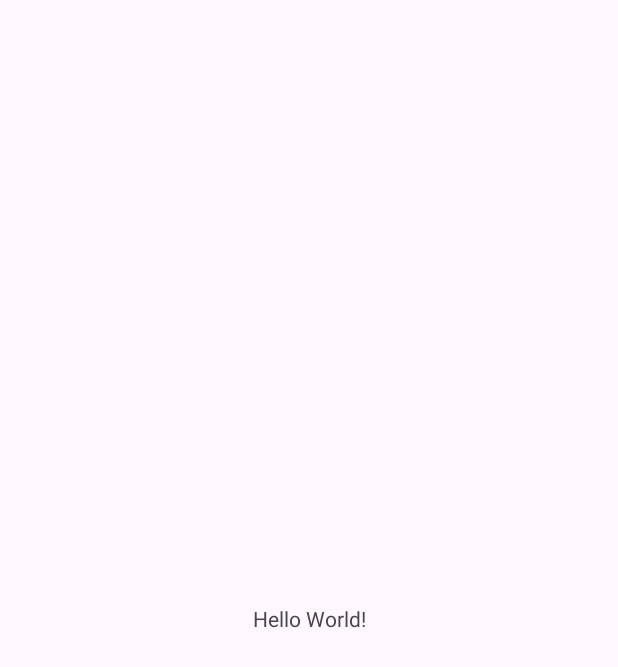
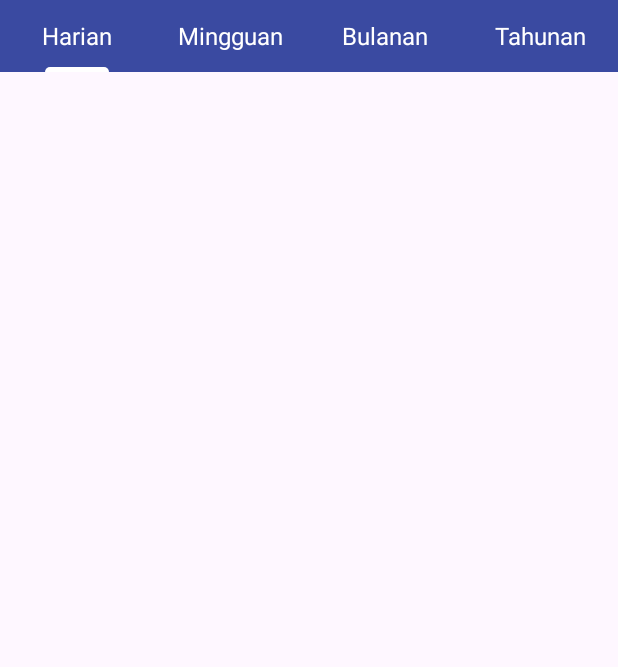
Before and after one commit to MissingPoma/Uangin, an Android app: the screen it shows after launch (MainActivity), on a phone screen of 412 x 824 dp. Before the commit the part shown is almost empty. Shown: the top 667 px of the screen. Run offline under Robolectric (Android 15) with nearby library versions, the phone set to English and light mode, and no system bars.

Commit message:
home activty edited

```diff
--- a/app/src/main/java/com/example/uangin/MainActivity.kt
+++ b/app/src/main/java/com/example/uangin/MainActivity.kt
@@ -10,8 +10,8 @@ class MainActivity : AppCompatActivity() {
     override fun onCreate(savedInstanceState: Bundle?) {
         super.onCreate(savedInstanceState)
         enableEdgeToEdge()
-        setContentView(R.layout.activity_main)
-        ViewCompat.setOnApplyWindowInsetsListener(findViewById(R.id.main)) { v, insets ->
+        setContentView(R.layout.home)
+        ViewCompat.setOnApplyWindowInsetsListener(findViewById(R.id.home)) { v, insets ->
             val systemBars = insets.getInsets(WindowInsetsCompat.Type.systemBars())
             v.setPadding(systemBars.left, systemBars.top, systemBars.right, systemBars.bottom)
             insets
--- /dev/null
+++ b/app/src/main/res/drawable/ic_custom_tab_indicator.xml
@@ -0,0 +1,11 @@
+<?xml version="1.0" encoding="utf-8"?>
+<layer-list xmlns:android="http://schemas.android.com/apk/res/android">
+    <item
+        android:width="25dp"
+        android:height="6dp"
+        android:gravity="center_horizontal">
+        <shape android:shape="rectangle">
+            <solid android:color="@color/white" />
+        </shape>
+    </item>
+</layer-list>
--- a/app/src/main/res/layout/home.xml
+++ b/app/src/main/res/layout/home.xml
@@ -1,6 +1,55 @@
 <?xml version="1.0" encoding="utf-8"?>
-<RelativeLayout xmlns:android="http://schemas.android.com/apk/res/android"
+<LinearLayout xmlns:android="http://schemas.android.com/apk/res/android"
+    xmlns:app="http://schemas.android.com/apk/res-auto"
+    xmlns:tools="http://schemas.android.com/tools"
+    android:id="@+id/home"
     android:layout_width="match_parent"
-    android:layout_height="match_parent">
+    android:layout_height="match_parent"
+    android:orientation="vertical">
 
-</RelativeLayout>
+
+    <com.google.android.material.tabs.TabLayout
+        android:id="@+id/tabHome"
+        android:layout_width="match_parent"
+        android:layout_height="wrap_content"
+        android:background="@color/biru"
+        app:tabIndicatorColor="@color/white"
+        app:tabTextColor="@color/white"
+        app:tabTextAppearance="@style/TabTextAppearance"
+        >
+
+        <com.google.android.material.tabs.TabItem
+            android:layout_width="wrap_content"
+            android:layout_height="wrap_content"
+            android:text="Harian" />
+
+        <com.google.android.material.tabs.TabItem
+            android:layout_width="wrap_content"
+            android:layout_height="wrap_content"
+            android:text="Mingguan" />
+
+        <com.google.android.material.tabs.TabItem
+            android:layout_width="wrap_content"
+            android:layout_height="wrap_content"
+            android:text="Bulanan" />
+
+        <com.google.android.material.tabs.TabItem
+            android:layout_width="wrap_content"
+            android:layout_height="wrap_content"
+            android:text="Tahunan" />
+
+    </com.google.android.material.tabs.TabLayout>
+
+    <androidx.viewpager2.widget.ViewPager2
+        android:id="@+id/viewPager"
+        android:layout_width="match_parent"
+        android:layout_height="0dp"
+        android:layout_weight="1"/>
+
+    <FrameLayout
+        android:id="@+id/frameLayout"
+        android:visibility="gone"
+        android:layout_width="match_parent"
+        android:layout_height="0dp"
+        android:layout_weight="1"/>
+</LinearLayout>
--- a/app/src/main/res/values/colors.xml
+++ b/app/src/main/res/values/colors.xml
@@ -2,4 +2,5 @@
 <resources>
     <color name="black">#FF000000</color>
     <color name="white">#FFFFFFFF</color>
+    <color name="biru">#3A4AA1</color>
 </resources>
--- /dev/null
+++ b/app/src/main/res/values/style.xml
@@ -0,0 +1,6 @@
+<?xml version="1.0" encoding="utf-8"?>
+<resources>
+    <style name="TabTextAppearance" parent="TextAppearance.AppCompat.Medium">
+        <item name="android:textSize">16sp</item>
+    </style>
+</resources>
```
